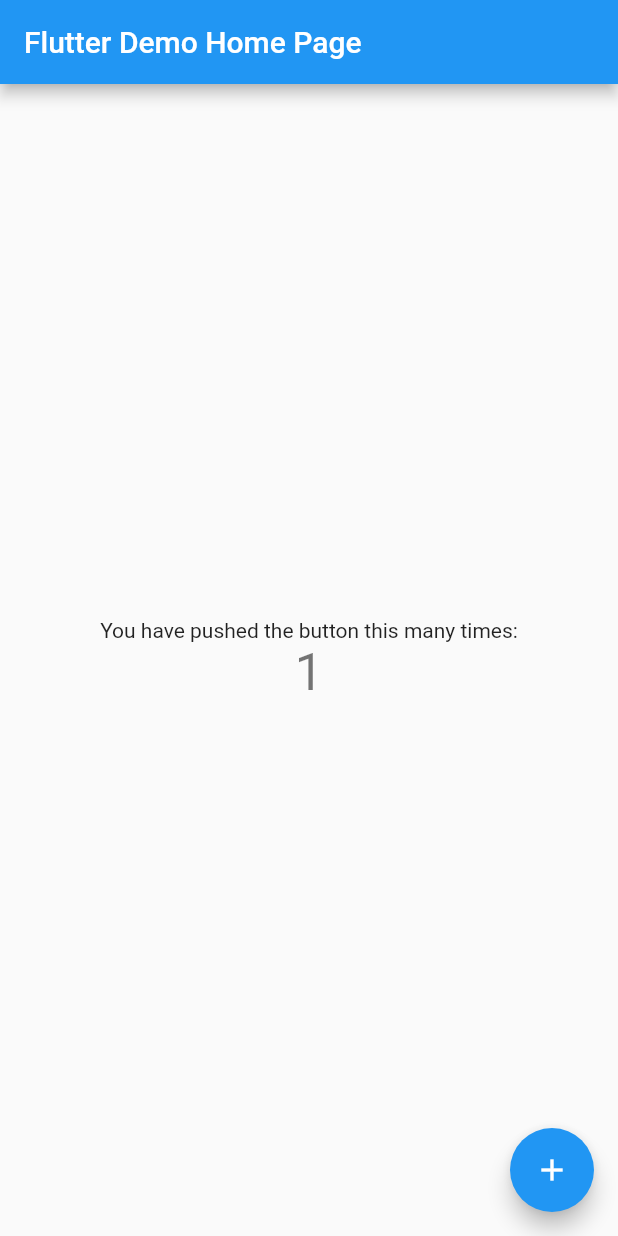
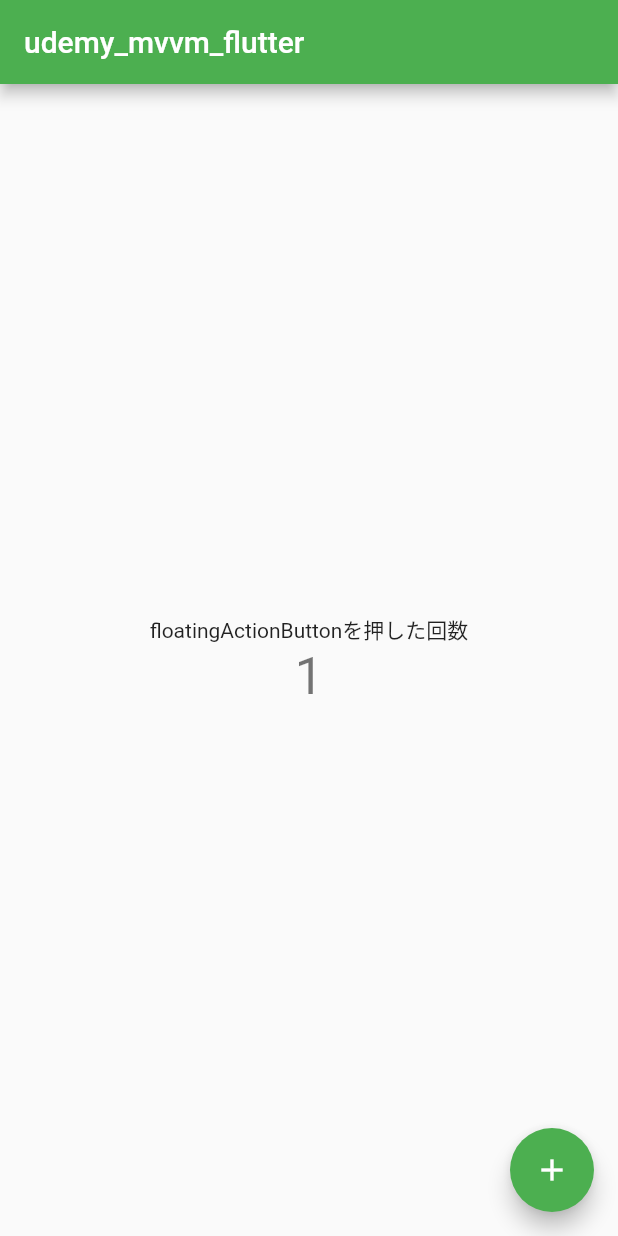
Before and after one commit to yamayama250/udemy-mvvm-flutter, a Flutter app: the screen it shows after launch, after a tap on the "add" icon, on a phone screen of 412 x 824 dp. Run offline on Flutter 3.47's test engine with Material 2 defaults, Android fonts, the phone set to English and light mode, and no system bars; our stand-ins replace flutter_riverpod.

Commit message:
セクション１完了

```diff
--- a/lib/main.dart
+++ b/lib/main.dart
@@ -1,7 +1,9 @@
 import 'package:flutter/material.dart';
+import 'package:flutter_riverpod/flutter_riverpod.dart';
+import 'package:udemy_mvvm_flutter/provider.dart';
 
 void main() {
-  runApp(const MyApp());
+  runApp(const ProviderScope(child: MyApp()));
 }
 
 class MyApp extends StatelessWidget {
@@ -12,53 +14,45 @@ class MyApp extends StatelessWidget {
     return MaterialApp(
       title: 'Flutter Demo',
       theme: ThemeData(
-        primarySwatch: Colors.blue,
+        primarySwatch: Colors.green,
       ),
-      home: const MyHomePage(title: 'Flutter Demo Home Page'),
+      home: const MyHomePage(),
     );
   }
 }
 
-class MyHomePage extends StatefulWidget {
-  const MyHomePage({Key? key, required this.title}) : super(key: key);
-
-  final String title;
+class MyHomePage extends ConsumerStatefulWidget {
+  const MyHomePage({Key? key}) : super(key: key);
 
   @override
-  State<MyHomePage> createState() => _MyHomePageState();
+  ConsumerState<MyHomePage> createState() => _MyHomePageState();
 }
 
-class _MyHomePageState extends State<MyHomePage> {
-  int _counter = 0;
-
-  void _incrementCounter() {
-    setState(() {
-      _counter++;
-    });
-  }
-
+class _MyHomePageState extends ConsumerState<MyHomePage> {
   @override
   Widget build(BuildContext context) {
     return Scaffold(
       appBar: AppBar(
-        title: Text(widget.title),
+        title: Text(
+          ref.watch(titleProvider),
+        ),
       ),
       body: Center(
         child: Column(
           mainAxisAlignment: MainAxisAlignment.center,
           children: <Widget>[
-            const Text(
-              'You have pushed the button this many times:',
+            Text(
+              ref.watch(countMessageProvider),
             ),
             Text(
-              '$_counter',
+              ref.watch(countProvider).toString(),
               style: Theme.of(context).textTheme.headline4,
             ),
           ],
         ),
       ),
       floatingActionButton: FloatingActionButton(
-        onPressed: _incrementCounter,
+        onPressed: () => ref.read(countProvider.notifier).state++,
         tooltip: 'Increment',
         child: const Icon(Icons.add),
       ),
--- /dev/null
+++ b/lib/provider.dart
@@ -0,0 +1,7 @@
+import 'package:flutter_riverpod/flutter_riverpod.dart';
+
+final titleProvider = Provider<String>((ref) => "udemy_mvvm_flutter");
+final countMessageProvider =
+    Provider<String>((ref) => "floatingActionButtonを押した回数");
+
+final countProvider = StateProvider<int>((ref) => 0);
--- a/pubspec.yaml
+++ b/pubspec.yaml
@@ -34,6 +34,7 @@ dependencies:
   # The following adds the Cupertino Icons font to your application.
   # Use with the CupertinoIcons class for iOS style icons.
   cupertino_icons: ^1.0.2
+  flutter_riverpod: ^1.0.4
 
 dev_dependencies:
   flutter_test:
```
Also changed, not shown: 1 other file.
